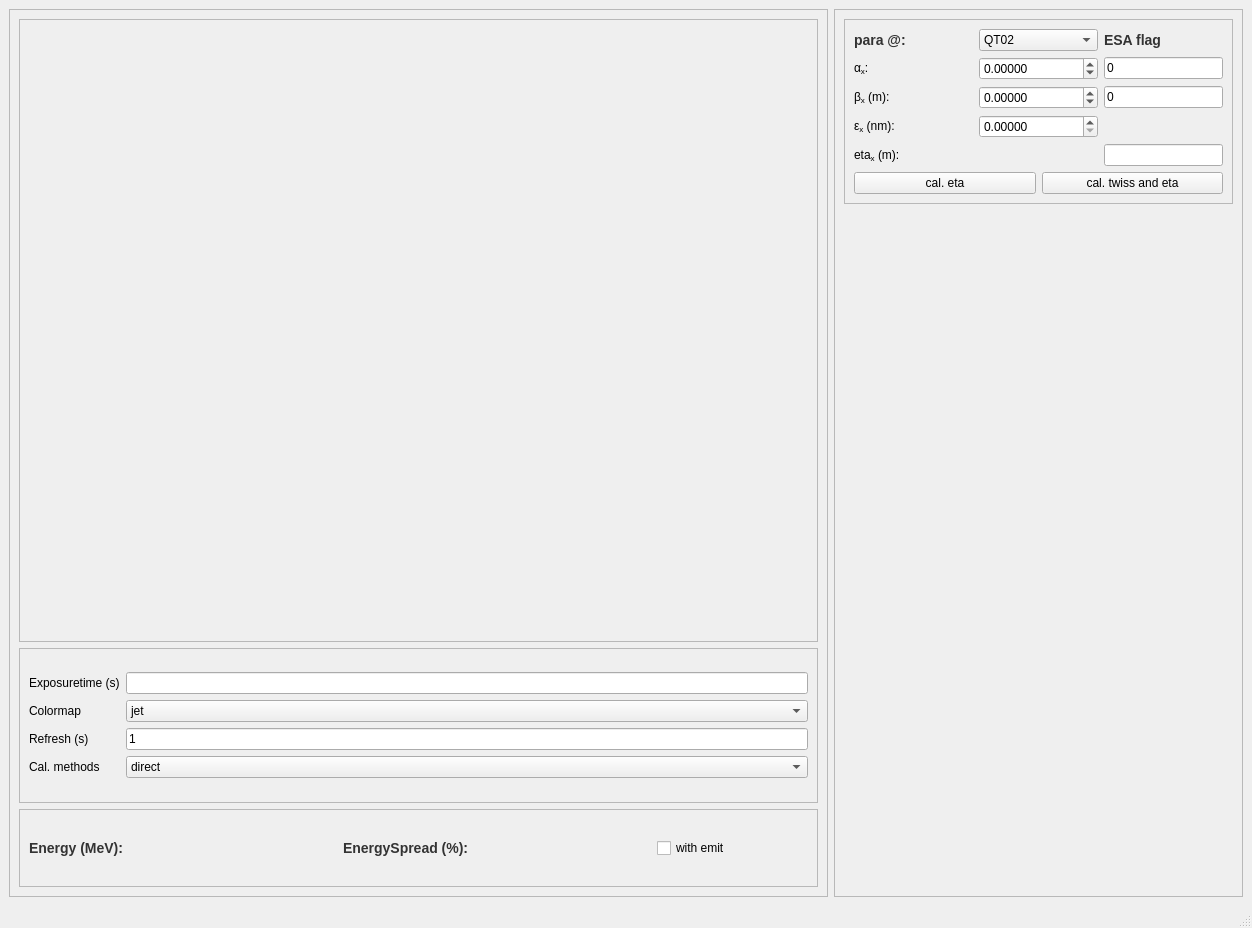
This is src/apps/energy_spectrum/gui.ui in ustc-zhr/half_linac as Qt 5 draws it before an edit. The edited form follows.
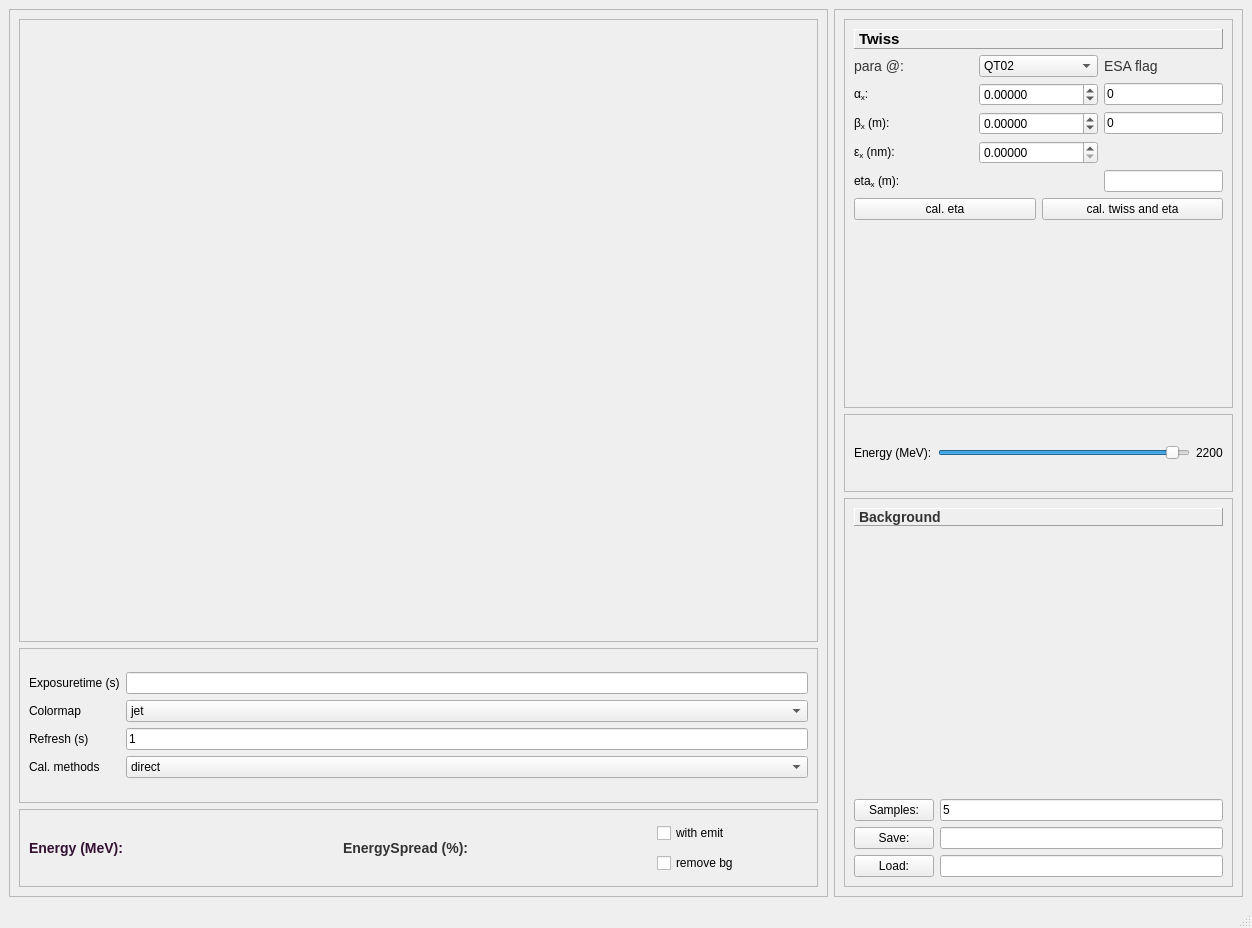
This is the edited form. Custom widgets are drawn as their Qt base class.

Commit message: energy spectrum: remove backgroud

What changed in the file:
```diff
--- a/src/apps/energy_spectrum/gui.ui
+++ b/src/apps/energy_spectrum/gui.ui
@@ -167,7 +167,7 @@
                  <widget class="QLabel" name="label_4">
                   <property name="styleSheet">
                    <string notr="true">QLabel {
-    color: #333; 
+    color: #313; 
     font: bold 14px;
 }</string>
                   </property>
@@ -216,11 +216,22 @@
                  </widget>
                 </item>
                 <item>
-                 <widget class="QCheckBox" name="checkBox_emit">
-                  <property name="text">
-                   <string>with emit</string>
-                  </property>
-                 </widget>
+                 <layout class="QVBoxLayout" name="verticalLayout_13">
+                  <item>
+                   <widget class="QCheckBox" name="checkBox_emit">
+                    <property name="text">
+                     <string>with emit</string>
+                    </property>
+                   </widget>
+                  </item>
+                  <item>
+                   <widget class="QCheckBox" name="checkBox_bg">
+                    <property name="text">
+                     <string>remove bg</string>
+                    </property>
+                   </widget>
+                  </item>
+                 </layout>
                 </item>
                </layout>
               </item>
@@ -242,7 +253,7 @@
         </property>
         <layout class="QVBoxLayout" name="verticalLayout_7">
          <item>
-          <layout class="QVBoxLayout" name="verticalLayout">
+          <layout class="QVBoxLayout" name="verticalLayout" stretch="5,1,5">
            <item>
             <widget class="QFrame" name="frame_6">
              <property name="frameShape">
@@ -252,6 +263,32 @@
               <enum>QFrame::Raised</enum>
              </property>
              <layout class="QVBoxLayout" name="verticalLayout_9">
+              <item>
+               <widget class="QLabel" name="label_13">
+                <property name="styleSheet">
+                 <string notr="true">QLabel {
+    color: #333; 
+    font: bold 14px;
+}</string>
+                </property>
+                <property name="frameShape">
+                 <enum>QFrame::Panel</enum>
+                </property>
+                <property name="frameShadow">
+                 <enum>QFrame::Raised</enum>
+                </property>
+                <property name="text">
+                 <string>&lt;!DOCTYPE HTML PUBLIC &quot;-//W3C//DTD HTML 4.0//EN&quot; &quot;http://www.w3.org/TR/REC-html40/strict.dtd&quot;&gt;
+&lt;html&gt;&lt;head&gt;&lt;meta name=&quot;qrichtext&quot; content=&quot;1&quot; /&gt;&lt;style type=&quot;text/css&quot;&gt;
+p, li { white-space: pre-wrap; }
+&lt;/style&gt;&lt;/head&gt;&lt;body style=&quot; font-family:'Sans Serif'; font-size:14px; font-weight:600; font-style:normal;&quot;&gt;
+&lt;p style=&quot; margin-top:12px; margin-bottom:12px; margin-left:0px; margin-right:0px; -qt-block-indent:0; text-indent:0px;&quot;&gt;&lt;span style=&quot; font-size:11pt; color:#000000;&quot;&gt;Twiss&lt;/span&gt;&lt;/p&gt;&lt;/body&gt;&lt;/html&gt;</string>
+                </property>
+                <property name="alignment">
+                 <set>Qt::AlignLeading|Qt::AlignLeft|Qt::AlignVCenter</set>
+                </property>
+               </widget>
+              </item>
               <item>
                <layout class="QVBoxLayout" name="verticalLayout_11">
                 <item>
@@ -355,7 +392,7 @@
                     <property name="styleSheet">
                      <string notr="true">QLabel {
     color: #333; 
-    font: bold 14px;
+    font:  14px;
 }</string>
                     </property>
                     <property name="text">
@@ -368,7 +405,7 @@
                     <property name="styleSheet">
                      <string notr="true">QLabel {
     color: #333; 
-    font: bold 14px;
+    font:  14px;
 }</string>
                     </property>
                     <property name="text">
@@ -417,21 +454,64 @@
                 </item>
                </layout>
               </item>
+              <item>
+               <spacer name="verticalSpacer">
+                <property name="orientation">
+                 <enum>Qt::Vertical</enum>
+                </property>
+                <property name="sizeHint" stdset="0">
+                 <size>
+                  <width>20</width>
+                  <height>40</height>
+                 </size>
+                </property>
+               </spacer>
+              </item>
              </layout>
             </widget>
            </item>
            <item>
-            <spacer name="verticalSpacer">
-             <property name="orientation">
-              <enum>Qt::Vertical</enum>
+            <widget class="QFrame" name="frame_8">
+             <property name="frameShape">
+              <enum>QFrame::StyledPanel</enum>
              </property>
-             <property name="sizeHint" stdset="0">
-              <size>
-               <width>20</width>
-               <height>40</height>
-              </size>
+             <property name="frameShadow">
+              <enum>QFrame::Raised</enum>
              </property>
-            </spacer>
+             <layout class="QVBoxLayout" name="verticalLayout_14">
+              <item>
+               <layout class="QGridLayout" name="gridLayout_6">
+                <item row="0" column="0">
+                 <widget class="QLabel" name="label_14">
+                  <property name="text">
+                   <string>Energy (MeV):</string>
+                  </property>
+                 </widget>
+                </item>
+                <item row="0" column="1">
+                 <widget class="QSlider" name="slider_energy">
+                  <property name="maximum">
+                   <number>2300</number>
+                  </property>
+                  <property name="sliderPosition">
+                   <number>2200</number>
+                  </property>
+                  <property name="orientation">
+                   <enum>Qt::Horizontal</enum>
+                  </property>
+                 </widget>
+                </item>
+                <item row="0" column="2">
+                 <widget class="QLabel" name="label_sliderenergy">
+                  <property name="text">
+                   <string>2200</string>
+                  </property>
+                 </widget>
+                </item>
+               </layout>
+              </item>
+             </layout>
+            </widget>
            </item>
            <item>
             <widget class="QFrame" name="frame_7">
@@ -441,6 +521,87 @@
              <property name="frameShadow">
               <enum>QFrame::Raised</enum>
              </property>
+             <layout class="QVBoxLayout" name="verticalLayout_10">
+              <item>
+               <widget class="QLabel" name="label_12">
+                <property name="layoutDirection">
+                 <enum>Qt::LeftToRight</enum>
+                </property>
+                <property name="styleSheet">
+                 <string notr="true">QLabel {
+    color: #333; 
+    font:bold 14px;
+}</string>
+                </property>
+                <property name="frameShape">
+                 <enum>QFrame::Panel</enum>
+                </property>
+                <property name="frameShadow">
+                 <enum>QFrame::Raised</enum>
+                </property>
+                <property name="lineWidth">
+                 <number>1</number>
+                </property>
+                <property name="midLineWidth">
+                 <number>0</number>
+                </property>
+                <property name="text">
+                 <string>Background</string>
+                </property>
+                <property name="alignment">
+                 <set>Qt::AlignLeading|Qt::AlignLeft|Qt::AlignVCenter</set>
+                </property>
+                <property name="margin">
+                 <number>1</number>
+                </property>
+               </widget>
+              </item>
+              <item>
+               <layout class="QVBoxLayout" name="verticalLayout_12" stretch="5,1">
+                <item>
+                 <widget class="MplWidget" name="background_plot" native="true"/>
+                </item>
+                <item>
+                 <layout class="QGridLayout" name="gridLayout_4">
+                  <item row="2" column="0">
+                   <widget class="QPushButton" name="pushButton_load">
+                    <property name="text">
+                     <string>Load:</string>
+                    </property>
+                   </widget>
+                  </item>
+                  <item row="2" column="1">
+                   <widget class="QLineEdit" name="lineEdit"/>
+                  </item>
+                  <item row="0" column="1">
+                   <widget class="QLineEdit" name="lineEdit_samples">
+                    <property name="text">
+                     <string>5</string>
+                    </property>
+                   </widget>
+                  </item>
+                  <item row="1" column="0">
+                   <widget class="QPushButton" name="pushButton_save">
+                    <property name="text">
+                     <string>Save:</string>
+                    </property>
+                   </widget>
+                  </item>
+                  <item row="1" column="1">
+                   <widget class="QLineEdit" name="lineEdit_3"/>
+                  </item>
+                  <item row="0" column="0">
+                   <widget class="QPushButton" name="pushButton_sapmles">
+                    <property name="text">
+                     <string>Samples:</string>
+                    </property>
+                   </widget>
+                  </item>
+                 </layout>
+                </item>
+               </layout>
+              </item>
+             </layout>
             </widget>
            </item>
           </layout>
```
Left out of the diff: 4 changed lines with no effect on the pictures. The commit also changes 16 other files.
